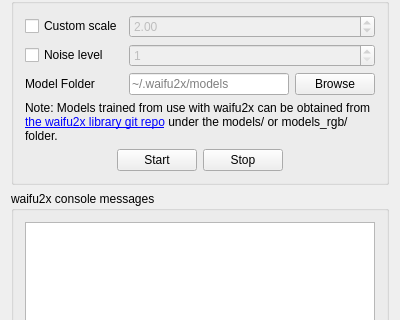
cmdrkotori/qtwaifu2x, file mainwindow.ui: the form before one commit; both pictures show x 0 to 400 and y 199 to 519 of the 400 by 656 pixel window.
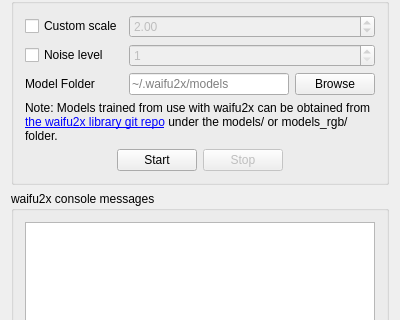
The form after the commit.

Commit message: mainwindow: disable/enable start/stop buttons according to running state

```diff
--- a/mainwindow.ui
+++ b/mainwindow.ui
@@ -212,6 +212,9 @@
          </item>
          <item>
           <widget class="QPushButton" name="renderStop">
+           <property name="enabled">
+            <bool>false</bool>
+           </property>
            <property name="text">
             <string>Stop</string>
            </property>
```
The commit also changes 2 other files.
